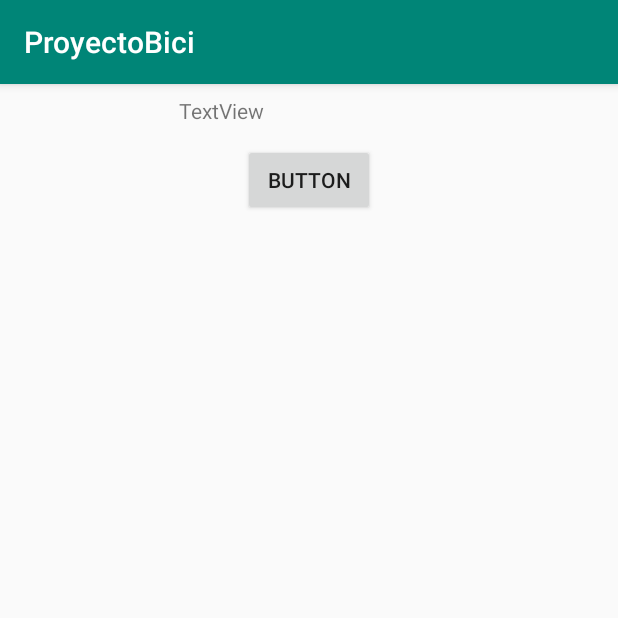
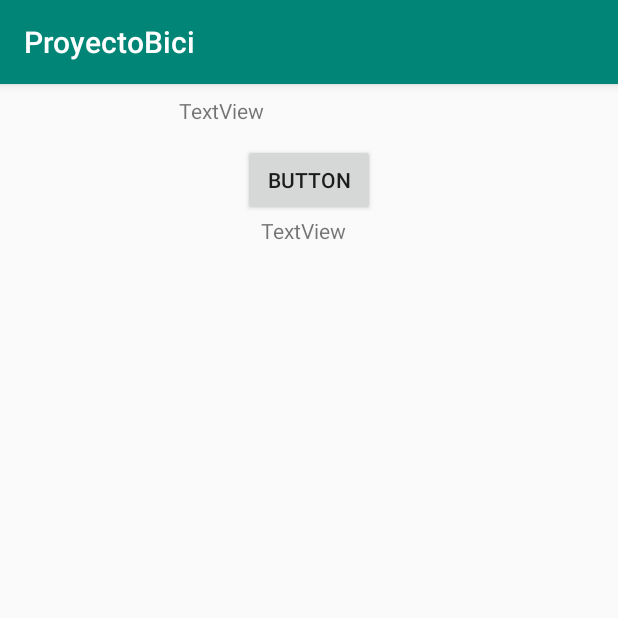
Before and after one commit to AngelChoquehuanca/ProyectoBici, an Android app: the MainActivity screen opened directly, with no data from a screen before it, on a phone screen of 412 x 824 dp, the top half of it. Run offline under Robolectric (Android 15) with nearby library versions, the phone set to English and light mode, and no system bars.

Commit message:
Agregando TextView en MainActivity en Rama YVan

```diff
--- a/app/src/main/res/layout/activity_main.xml
+++ b/app/src/main/res/layout/activity_main.xml
@@ -28,4 +28,14 @@
         app:layout_constraintEnd_toEndOf="parent"
         app:layout_constraintStart_toStartOf="parent"
         app:layout_constraintTop_toBottomOf="@+id/textView" />
+
+    <TextView
+        android:id="@+id/textView2"
+        android:layout_width="wrap_content"
+        android:layout_height="304dp"
+        android:layout_marginEnd="8dp"
+        android:text="TextView"
+        app:layout_constraintEnd_toEndOf="parent"
+        app:layout_constraintStart_toStartOf="parent"
+        app:layout_constraintTop_toBottomOf="@+id/button" />
 </androidx.constraintlayout.widget.ConstraintLayout>
```
